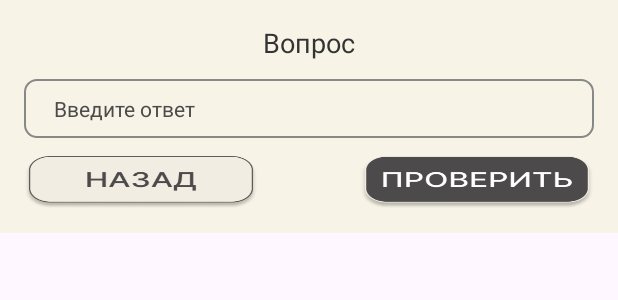
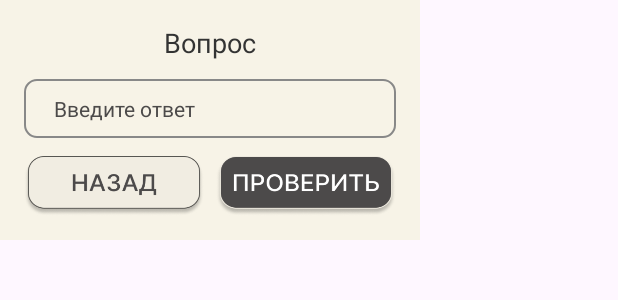
Before and after one commit to Corey116111/cinematograph_kostroma, an Android app: the layout dialog_question.xml on its own in the app's theme, with its tools: preview values and no code run, on a phone screen of 412 x 824 dp. Shown: the top 300 px of the screen. Run offline under Robolectric (Android 15) with nearby library versions, the phone set to English and light mode, and no system bars.

Commit message:
buttons are now completed. added new images.

```diff
--- a/app/src/main/res/layout/dialog_question.xml
+++ b/app/src/main/res/layout/dialog_question.xml
@@ -49,24 +49,20 @@
         android:layout_width="match_parent"
         android:layout_height="wrap_content"
         android:orientation="horizontal"
-        android:gravity="center"
-        android:weightSum="2">
+        android:gravity="center">
 
         <ImageView
             android:id="@+id/dialogCancel"
-            android:layout_width="0dp"
-            android:layout_height="35dp"
-            android:layout_weight="1"
-            android:layout_marginEnd="60dp"
+            android:layout_width="120dp"
+            android:layout_height="40dp"
+            android:layout_marginEnd="8dp"
             android:background="@drawable/button_back"
             android:scaleType="center" />
 
         <ImageView
             android:id="@+id/dialogCheck"
-            android:layout_width="0dp"
-            android:layout_height="35dp"
-            android:layout_weight="1"
-            android:layout_marginStart="8dp"
+            android:layout_width="120dp"
+            android:layout_height="40dp"
             android:background="@drawable/button_check"
             android:scaleType="center" />
     </LinearLayout>
```
Also changed, not shown: app/src/main/res/drawable/finalimageevil.png, app/src/main/res/drawable/finalimageromans.png.
